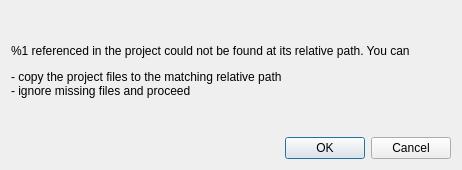
Above: src/file/pathrequest.ui from GAMS-dev/studio before the change. Below: the same form after it.
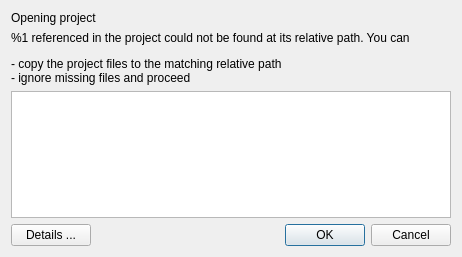
That is the form after the change.

```diff
--- a/src/file/pathrequest.ui
+++ b/src/file/pathrequest.ui
@@ -7,7 +7,7 @@
     <x>0</x>
     <y>0</y>
     <width>462</width>
-    <height>170</height>
+    <height>257</height>
    </rect>
   </property>
   <property name="windowTitle">
@@ -29,8 +29,21 @@
       <property name="bottomMargin">
        <number>0</number>
       </property>
+      <item>
+       <widget class="QLabel" name="laProject">
+        <property name="text">
+         <string>Opening project</string>
+        </property>
+       </widget>
+      </item>
       <item>
        <widget class="QLabel" name="laText">
+        <property name="sizePolicy">
+         <sizepolicy hsizetype="MinimumExpanding" vsizetype="MinimumExpanding">
+          <horstretch>0</horstretch>
+          <verstretch>0</verstretch>
+         </sizepolicy>
+        </property>
         <property name="text">
          <string>&lt;html&gt;&lt;head/&gt;&lt;body&gt;&lt;p&gt;%1 referenced in the project could not be found at its relative path. You can&lt;/p&gt;&lt;p&gt;- copy the project files to the matching relative path&lt;br/&gt;- ignore missing files and proceed&lt;/p&gt;&lt;/body&gt;&lt;/html&gt;</string>
         </property>
@@ -40,6 +53,31 @@
        </widget>
       </item>
       <item>
+       <widget class="QListView" name="listView"/>
+      </item>
+      <item>
+       <widget class="QWidget" name="widget_2" native="true">
+        <layout class="QHBoxLayout" name="horizontalLayout">
+         <property name="leftMargin">
+          <number>0</number>
+         </property>
+         <property name="topMargin">
+          <number>0</number>
+         </property>
+         <property name="rightMargin">
+          <number>0</number>
+         </property>
+         <property name="bottomMargin">
+          <number>0</number>
+         </property>
+         <item>
+          <widget class="QPushButton" name="pushButton">
+           <property name="text">
+            <string>Details ...</string>
+           </property>
+          </widget>
+         </item>
+         <item>
        <widget class="QDialogButtonBox" name="buttonBox">
         <property name="orientation">
          <enum>Qt::Orientation::Horizontal</enum>
@@ -47,6 +85,9 @@
         <property name="standardButtons">
          <set>QDialogButtonBox::StandardButton::Cancel|QDialogButtonBox::StandardButton::Ok</set>
         </property>
+          </widget>
+         </item>
+        </layout>
        </widget>
       </item>
      </layout>
```
Lines whose indentation alone changed are shown as unchanged.
